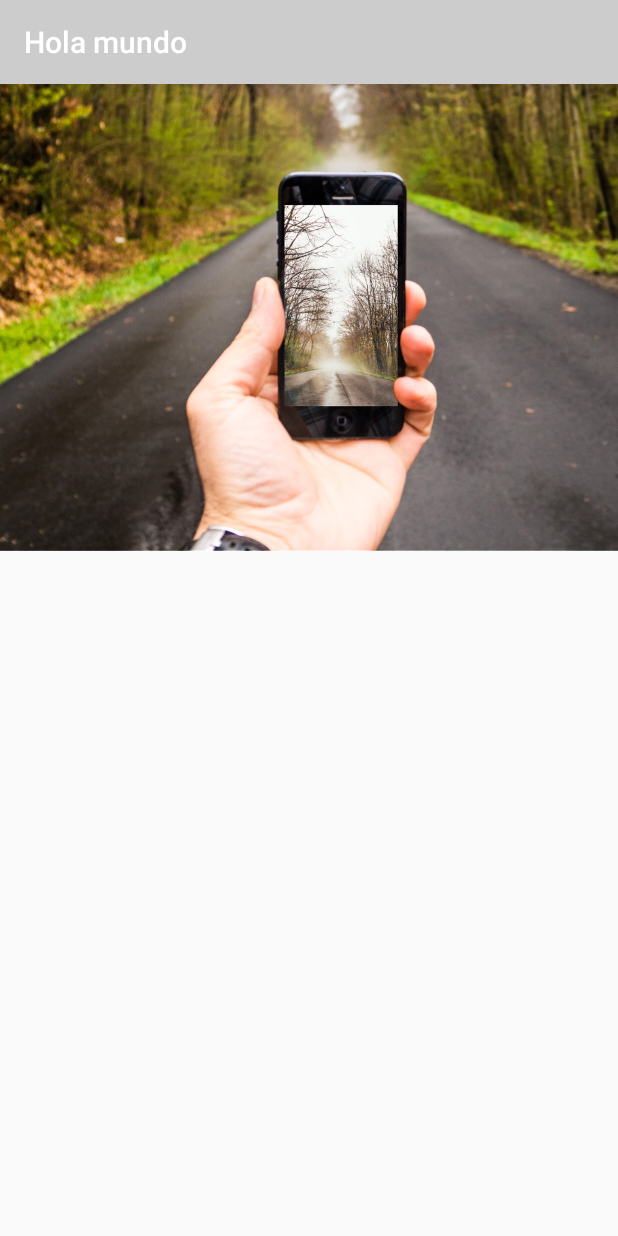
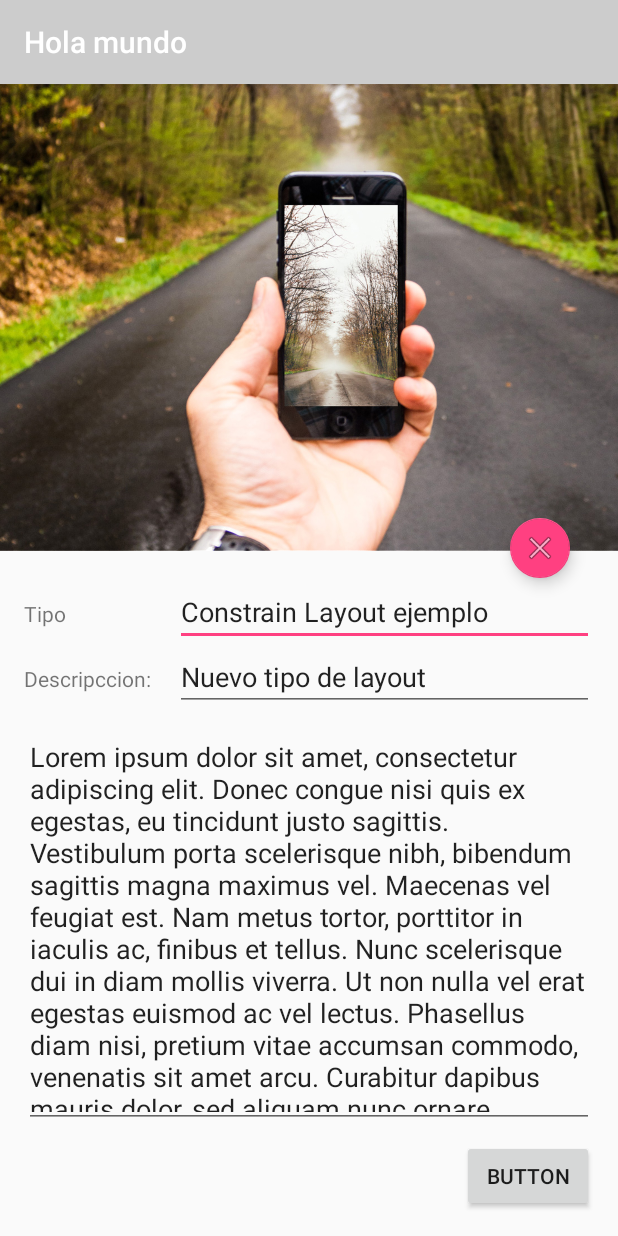
Before and after one commit to developeromar/primerospasosgit, an Android app: the Constrain screen opened directly, with no data from a screen before it, on a phone screen of 412 x 824 dp. Run offline under Robolectric (Android 15) with nearby library versions, the light colour scheme and no system bars.

Commit message:
Constrain Layout ep 2(corregido por error de gradle)

```diff
--- a/app/src/main/res/layout/activity_constrain.xml
+++ b/app/src/main/res/layout/activity_constrain.xml
@@ -26,4 +26,94 @@
         app:layout_constraintGuide_percent="0.40508807"
         tools:layout_editor_absoluteX="0dp"
         tools:layout_editor_absoluteY="207dp" />
+
+    <TextView
+        android:id="@+id/textView"
+        android:layout_width="wrap_content"
+        android:layout_height="wrap_content"
+        android:layout_marginLeft="16dp"
+        android:layout_marginStart="16dp"
+        android:layout_marginTop="32dp"
+        android:text="Tipo"
+        app:layout_constraintLeft_toLeftOf="parent"
+        app:layout_constraintTop_toBottomOf="@+id/imageView" />
+
+    <TextView
+        android:id="@+id/textView2"
+        android:layout_width="wrap_content"
+        android:layout_height="wrap_content"
+        android:layout_marginTop="24dp"
+        android:text="Descripccion:"
+        app:layout_constraintLeft_toLeftOf="@+id/textView"
+        app:layout_constraintTop_toBottomOf="@+id/textView" />
+
+    <EditText
+        android:id="@+id/editText"
+        android:layout_width="0dp"
+        android:layout_height="wrap_content"
+        android:layout_marginEnd="16dp"
+        android:layout_marginRight="16dp"
+        android:ems="10"
+        android:inputType="textPersonName"
+        android:text="Constrain Layout ejemplo"
+        app:layout_constraintBaseline_toBaselineOf="@+id/textView"
+        app:layout_constraintLeft_toLeftOf="@+id/editText2"
+        app:layout_constraintRight_toRightOf="parent" />
+
+    <EditText
+        android:id="@+id/editText2"
+        android:layout_width="0dp"
+        android:layout_height="wrap_content"
+        android:layout_marginEnd="16dp"
+        android:layout_marginLeft="16dp"
+        android:layout_marginRight="16dp"
+        android:layout_marginStart="16dp"
+        android:ems="10"
+        android:inputType="textPersonName"
+        android:text="Nuevo tipo de layout"
+        app:layout_constraintBaseline_toBaselineOf="@+id/textView2"
+        app:layout_constraintLeft_toRightOf="@+id/textView2"
+        app:layout_constraintRight_toRightOf="parent" />
+
+    <android.support.design.widget.FloatingActionButton
+        android:id="@+id/floatingActionButton"
+        android:layout_width="40dp"
+        android:layout_height="40dp"
+        android:layout_marginEnd="32dp"
+        android:layout_marginRight="32dp"
+        android:clickable="true"
+        app:fabSize="mini"
+        app:layout_constraintBottom_toTopOf="@+id/editText"
+        app:layout_constraintRight_toRightOf="parent"
+        app:srcCompat="@android:drawable/ic_menu_close_clear_cancel" />
+
+    <Button
+        android:id="@+id/button3"
+        android:layout_width="wrap_content"
+        android:layout_height="wrap_content"
+        android:layout_marginBottom="16dp"
+        android:layout_marginEnd="16dp"
+        android:layout_marginRight="16dp"
+        android:text="Button"
+        app:layout_constraintBottom_toBottomOf="parent"
+        app:layout_constraintRight_toRightOf="parent" />
+
+    <EditText
+        android:id="@+id/editText3"
+        android:layout_width="0dp"
+        android:layout_height="0dp"
+        android:layout_marginBottom="8dp"
+        android:layout_marginEnd="16dp"
+        android:layout_marginLeft="16dp"
+        android:layout_marginRight="16dp"
+        android:layout_marginStart="16dp"
+        android:layout_marginTop="8dp"
+        android:ems="10"
+        android:gravity="top|center_vertical"
+        android:inputType="textMultiLine"
+        android:text="Lorem ipsum dolor sit amet, consectetur adipiscing elit. Donec congue nisi quis ex egestas, eu tincidunt justo sagittis. Vestibulum porta scelerisque nibh, bibendum sagittis magna maximus vel. Maecenas vel feugiat est. Nam metus tortor, porttitor in iaculis ac, finibus et tellus. Nunc scelerisque dui in diam mollis viverra. Ut non nulla vel erat egestas euismod ac vel lectus. Phasellus diam nisi, pretium vitae accumsan commodo, venenatis sit amet arcu. Curabitur dapibus mauris dolor, sed aliquam nunc ornare facilisis. Phasellus sed tempor felis, ac euismod justo. Donec eu magna dolor. Sed ligula libero, malesuada eget accumsan hendrerit, laoreet sit amet massa. In hac habitasse platea dictumst. Pellentesque quis ex tellus. Sed vitae quam sodales, consectetur erat ac, vulputate ante. Suspendisse mollis, nisl sit amet eleifend molestie, mi metus ornare diam, faucibus sollicitudin nulla erat ac sem."
+        app:layout_constraintBottom_toTopOf="@+id/button3"
+        app:layout_constraintLeft_toLeftOf="parent"
+        app:layout_constraintRight_toRightOf="parent"
+        app:layout_constraintTop_toBottomOf="@+id/editText2" />
 </android.support.constraint.ConstraintLayout>
```
